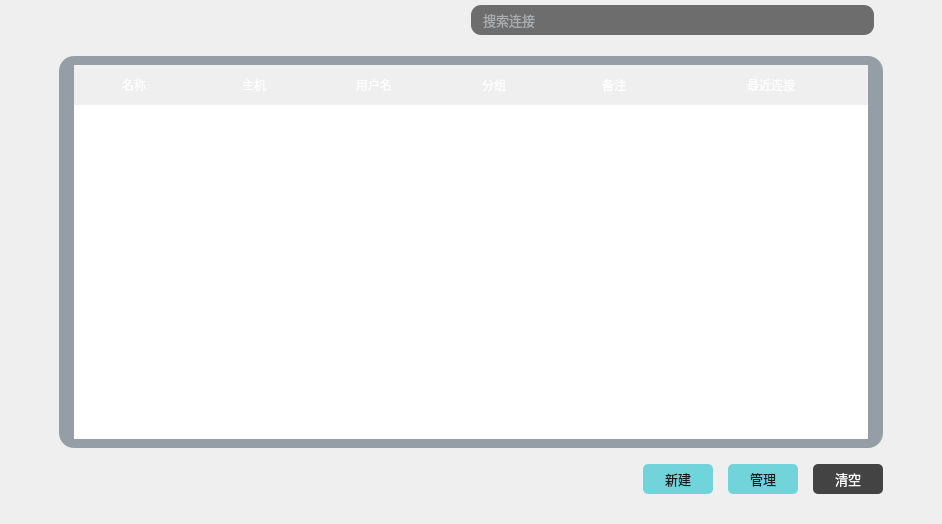
Above: source/historyconnectwidget.ui from HuaGouFdog/Fdog-Kit before the change. Below: the same form after it.
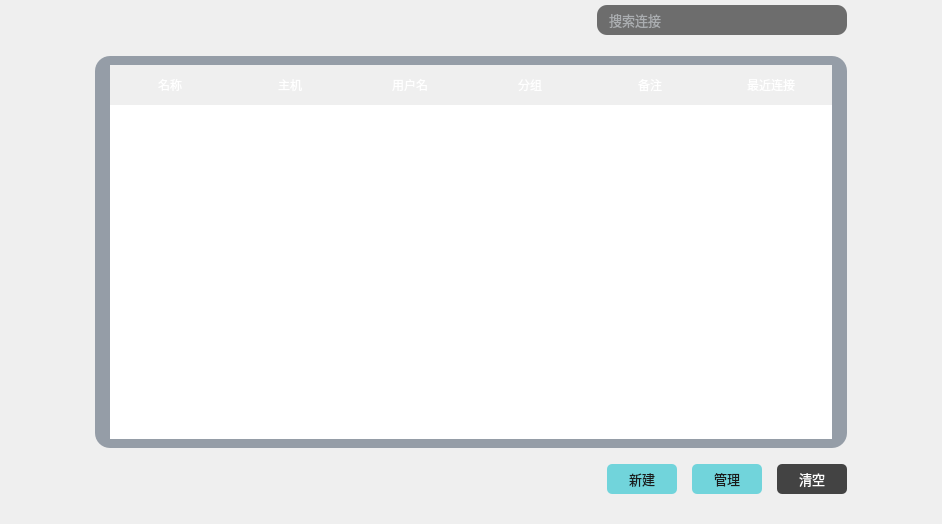
That is the form after the change.

Diff of the .ui file:
```diff
--- a/source/historyconnectwidget.ui
+++ b/source/historyconnectwidget.ui
@@ -16,16 +16,29 @@
   <property name="styleSheet">
    <string notr="true">color: rgb(255, 255, 255);</string>
   </property>
-  <layout class="QHBoxLayout" name="horizontalLayout_5" stretch="8">
+  <layout class="QHBoxLayout" name="horizontalLayout_5" stretch="1,10,1">
    <property name="leftMargin">
-    <number>50</number>
+    <number>9</number>
    </property>
    <property name="topMargin">
     <number>0</number>
    </property>
    <property name="rightMargin">
-    <number>50</number>
+    <number>9</number>
    </property>
+   <item>
+    <spacer name="horizontalSpacer_2">
+     <property name="orientation">
+      <enum>Qt::Horizontal</enum>
+     </property>
+     <property name="sizeHint" stdset="0">
+      <size>
+       <width>40</width>
+       <height>20</height>
+      </size>
+     </property>
+    </spacer>
+   </item>
    <item>
     <widget class="QWidget" name="widget_2" native="true">
      <layout class="QVBoxLayout" name="verticalLayout">
@@ -47,6 +60,9 @@
          <property name="topMargin">
           <number>0</number>
          </property>
+         <property name="rightMargin">
+          <number>0</number>
+         </property>
          <item>
           <spacer name="horizontalSpacer">
            <property name="orientation">
@@ -70,7 +86,7 @@
            </property>
            <property name="maximumSize">
             <size>
-             <width>5999</width>
+             <width>250</width>
              <height>30</height>
             </size>
            </property>
@@ -498,6 +514,19 @@
      </layout>
     </widget>
    </item>
+   <item>
+    <spacer name="horizontalSpacer_4">
+     <property name="orientation">
+      <enum>Qt::Horizontal</enum>
+     </property>
+     <property name="sizeHint" stdset="0">
+      <size>
+       <width>40</width>
+       <height>20</height>
+      </size>
+     </property>
+    </spacer>
+   </item>
   </layout>
  </widget>
  <resources/>
```
